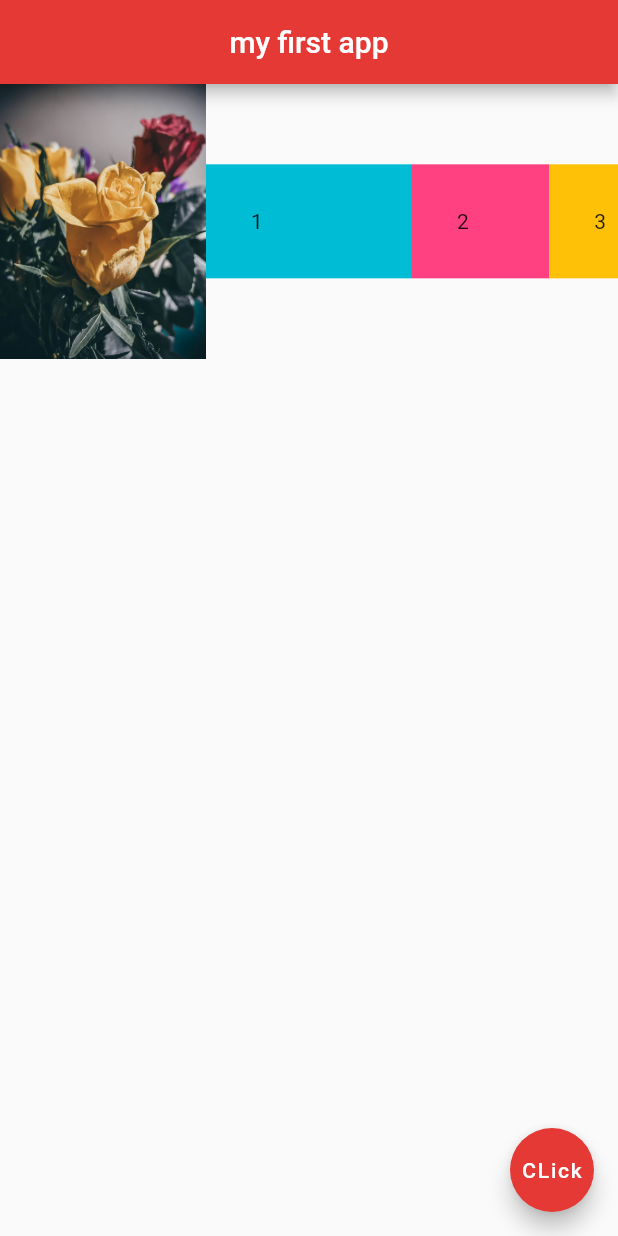
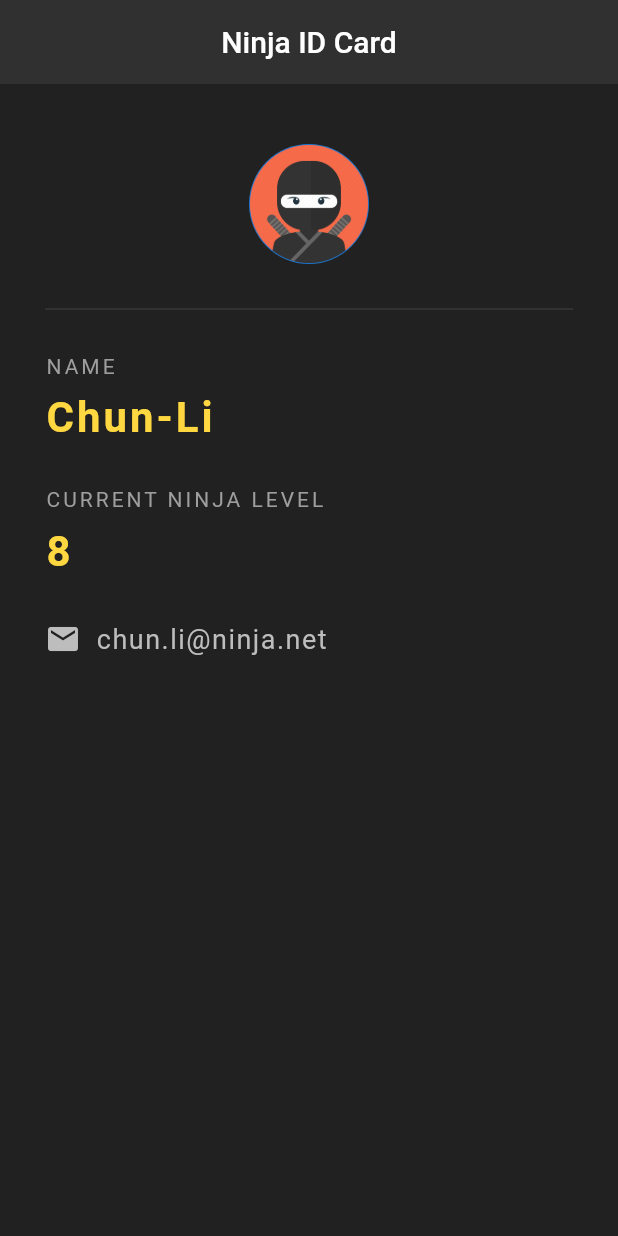
Before and after one commit to mahdibouaziz/flutter_ninja, a Flutter app: the screen it shows after launch, on a phone screen of 412 x 824 dp. Run offline on Flutter 3.47's test engine with Material 2 defaults, Android fonts, the phone set to English and light mode, and no system bars.

Commit message:
ninja ID project

```diff
--- a/lib/main.dart
+++ b/lib/main.dart
@@ -1,56 +1,91 @@
 import 'package:flutter/material.dart';
 
 void main() {
-  runApp(const MaterialApp(home: Home()));
+  runApp(const MaterialApp(home: NinjaCard()));
 }
 
-class Home extends StatelessWidget {
-  const Home({Key? key}) : super(key: key);
+class NinjaCard extends StatelessWidget {
+  const NinjaCard({Key? key}) : super(key: key);
 
   @override
   Widget build(BuildContext context) {
     return Scaffold(
+      backgroundColor: Colors.grey[900],
       appBar: AppBar(
-        title: const Text("my first app"),
+        title: const Text('Ninja ID Card'),
+        backgroundColor: Colors.grey[850],
         centerTitle: true,
-        backgroundColor: Colors.red[600],
+        elevation: 0,
       ),
-      body: Row(
+      body: Padding(
+        padding: const EdgeInsets.fromLTRB(30, 40, 30, 0),
+        child: Column(
+          crossAxisAlignment: CrossAxisAlignment.start,
           children: [
-          Expanded(
-            flex: 3,
-            child: Image.asset("assets/pic1.jpg"),
-          ),
-          Expanded(
-            flex: 3,
-            child: Container(
-              padding: EdgeInsets.all(30),
-              color: Colors.cyan,
-              child: Text("1"),
+            Center(
+              child: CircleAvatar(
+                backgroundImage: AssetImage('assets/ninja.png'),
+                radius: 40,
               ),
             ),
-          Expanded(
-            flex: 2,
-            child: Container(
-              padding: EdgeInsets.all(30),
-              color: Colors.pinkAccent,
-              child: Text("2"),
+            Divider(
+              height: 60,
+              color: Colors.grey[800],
             ),
+            const Text(
+              "NAME",
+              style: TextStyle(color: Colors.grey, letterSpacing: 2.0),
             ),
-          Expanded(
-            flex: 1,
-            child: Container(
-              padding: EdgeInsets.all(30),
-              color: Colors.amber,
-              child: Text("3"),
+            const SizedBox(
+              height: 10,
             ),
+            Text(
+              "Chun-Li",
+              style: TextStyle(
+                  color: Colors.amberAccent[200],
+                  letterSpacing: 2.0,
+                  fontSize: 28,
+                  fontWeight: FontWeight.bold),
             ),
+            const SizedBox(
+              height: 30,
+            ),
+            const Text(
+              "CURRENT NINJA LEVEL",
+              style: TextStyle(color: Colors.grey, letterSpacing: 2.0),
+            ),
+            const SizedBox(
+              height: 10,
+            ),
+            Text(
+              "8",
+              style: TextStyle(
+                  color: Colors.amberAccent[200],
+                  letterSpacing: 2.0,
+                  fontSize: 28,
+                  fontWeight: FontWeight.bold),
+            ),
+            const SizedBox(
+              height: 30,
+            ),
+            Row(
+              children: [
+                Icon(
+                  Icons.email,
+                  color: Colors.grey[400],
+                ),
+                const SizedBox(width: 10),
+                Text(
+                  "chun.li@ninja.net",
+                  style: TextStyle(
+                      color: Colors.grey[400],
+                      fontSize: 18,
+                      letterSpacing: 1.0),
+                )
+              ],
+            )
           ],
         ),
-      floatingActionButton: FloatingActionButton(
-        onPressed: () {},
-        child: const Text('CLick'),
-        backgroundColor: Colors.red[600],
       ),
     );
   }
--- /dev/null
+++ b/lib/main1.dart
@@ -0,0 +1,57 @@
+import 'package:flutter/material.dart';
+
+void main() {
+  runApp(const MaterialApp(home: Home()));
+}
+
+class Home extends StatelessWidget {
+  const Home({Key? key}) : super(key: key);
+
+  @override
+  Widget build(BuildContext context) {
+    return Scaffold(
+      appBar: AppBar(
+        title: const Text("my first app"),
+        centerTitle: true,
+        backgroundColor: Colors.red[600],
+      ),
+      body: Row(
+        children: [
+          Expanded(
+            flex: 3,
+            child: Image.asset("assets/pic1.jpg"),
+          ),
+          Expanded(
+            flex: 3,
+            child: Container(
+              padding: EdgeInsets.all(30),
+              color: Colors.cyan,
+              child: Text("1"),
+            ),
+          ),
+          Expanded(
+            flex: 2,
+            child: Container(
+              padding: EdgeInsets.all(30),
+              color: Colors.pinkAccent,
+              child: Text("2"),
+            ),
+          ),
+          Expanded(
+            flex: 1,
+            child: Container(
+              padding: EdgeInsets.all(30),
+              color: Colors.amber,
+              child: Text("3"),
+            ),
+          ),
+        ],
+      ),
+      floatingActionButton: FloatingActionButton(
+        onPressed: () {},
+        child: const Text('CLick'),
+        backgroundColor: Colors.red[600],
+      ),
+    );
+  }
+}
```
Also changed, not shown: assets/ninja.png (added). Lines whose indentation alone changed are shown as unchanged.
